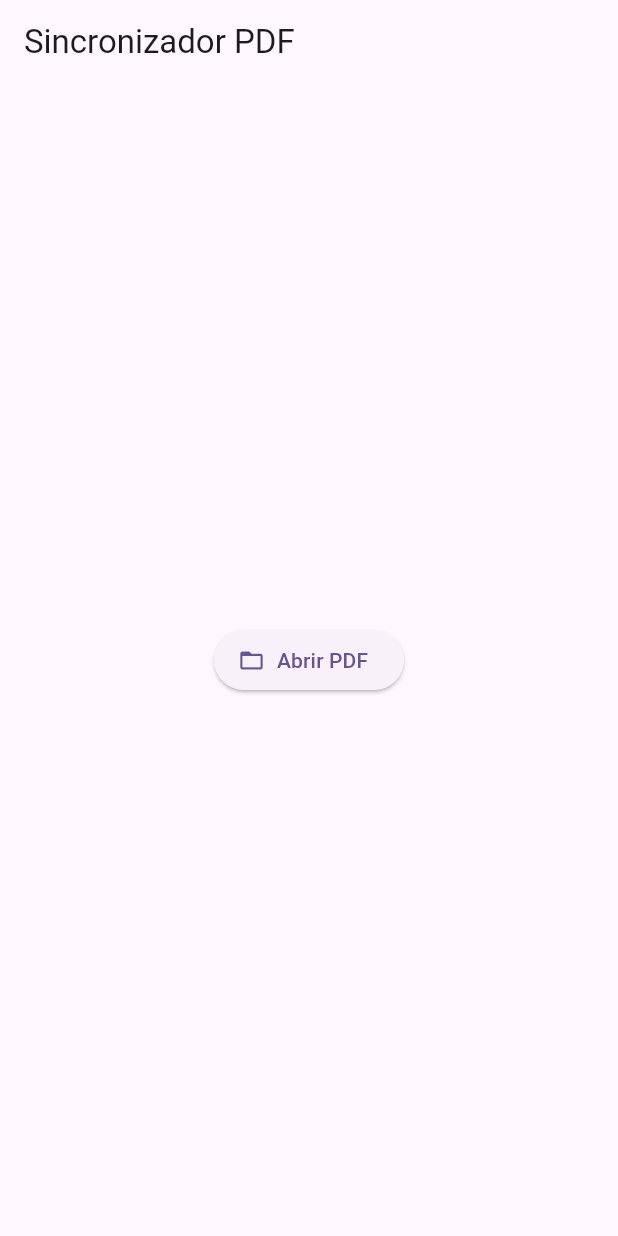
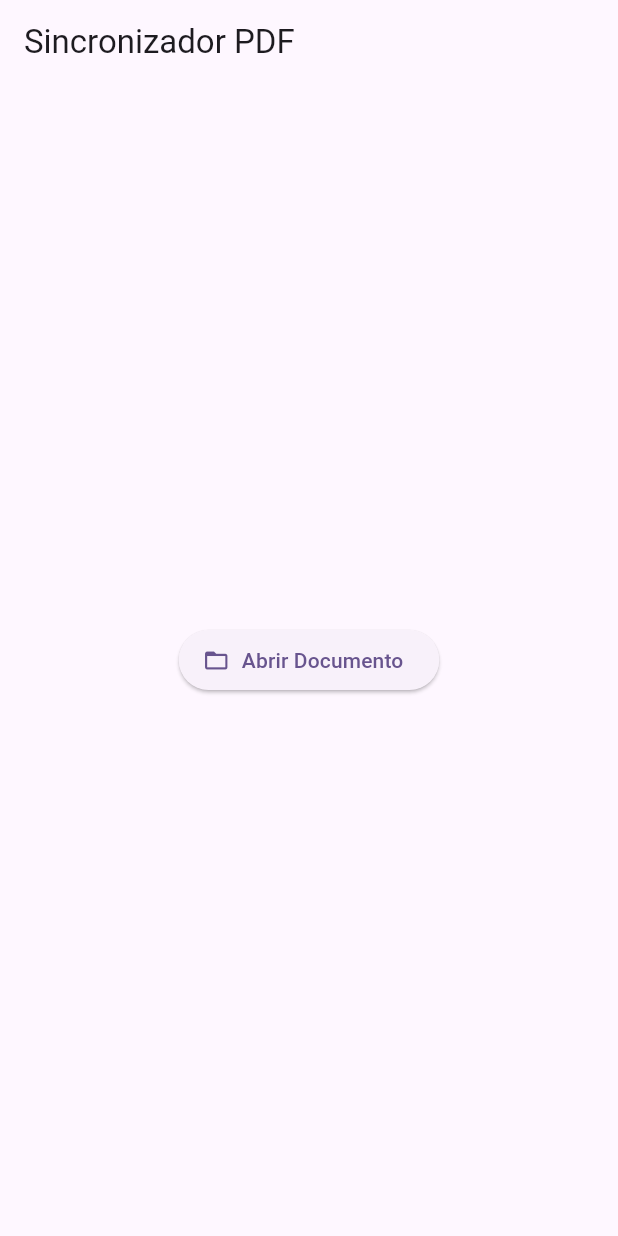
Before and after one commit to FelipeeSaM/SincronizadorPdf, a Flutter app: the screen it shows after launch, on a phone screen of 412 x 824 dp. Run offline on Flutter 3.47's test engine with Material 3 defaults, Android fonts, the phone set to English and light mode, and no system bars; our stand-ins replace file_picker; missing offline and left inert: pdfrx.

Commit message:
refactor: aplicar achados do code review do ticket #2
- usar package:path (p.basename) em vez de regex manual pra extrair
  o nome do arquivo, evitando Primitive Obsession
- trocar o rótulo do botão de "Abrir PDF" para "Abrir Documento",
  alinhado ao vocabulário do CONTEXT.md (evitar "PDF" pro termo
  rastreado pelo app)

Co-Authored-By: Claude Sonnet 5 <noreply@anthropic.com>

```diff
--- a/app/lib/documento_viewer_screen.dart
+++ b/app/lib/documento_viewer_screen.dart
@@ -1,4 +1,5 @@
 import 'package:flutter/material.dart';
+import 'package:path/path.dart' as p;
 import 'package:pdfrx/pdfrx.dart';
 
 /// Tela de visualização local de um Documento (PDF) escolhido pelo usuário.
@@ -15,7 +16,7 @@ class DocumentoViewerScreen extends StatelessWidget {
 
   @override
   Widget build(BuildContext context) {
-    final nomeDocumento = caminhoDocumento.split(RegExp(r'[\\/]')).last;
+    final nomeDocumento = p.basename(caminhoDocumento);
 
     return Scaffold(
       appBar: AppBar(title: Text(nomeDocumento)),
--- a/app/lib/home_screen.dart
+++ b/app/lib/home_screen.dart
@@ -43,7 +43,7 @@ class _HomeScreenState extends State<HomeScreen> {
         child: ElevatedButton.icon(
           onPressed: _abrirDocumento,
           icon: const Icon(Icons.folder_open),
-          label: const Text('Abrir PDF'),
+          label: const Text('Abrir Documento'),
         ),
       ),
     );
--- a/app/pubspec.yaml
+++ b/app/pubspec.yaml
@@ -36,6 +36,7 @@ dependencies:
   cupertino_icons: ^1.0.8
   pdfrx: ^2.4.8
   file_picker: ^13.1.0
+  path: ^1.9.1
 
 dev_dependencies:
   flutter_test:
```
Also changed, not shown: 1 other file.
